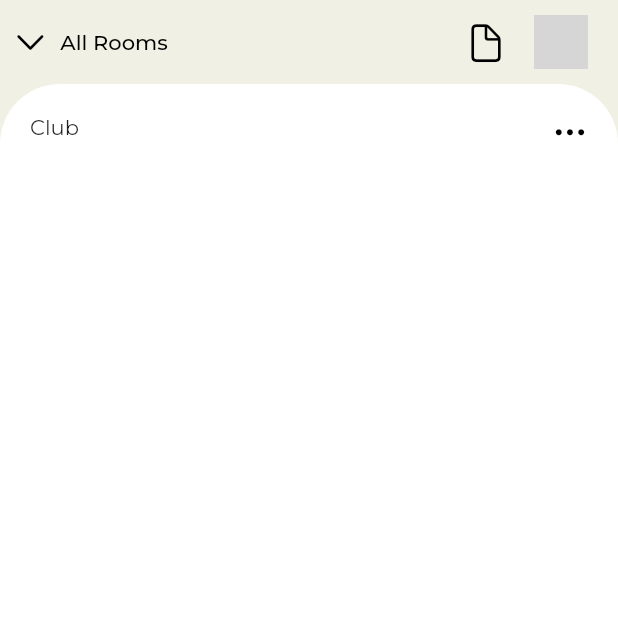
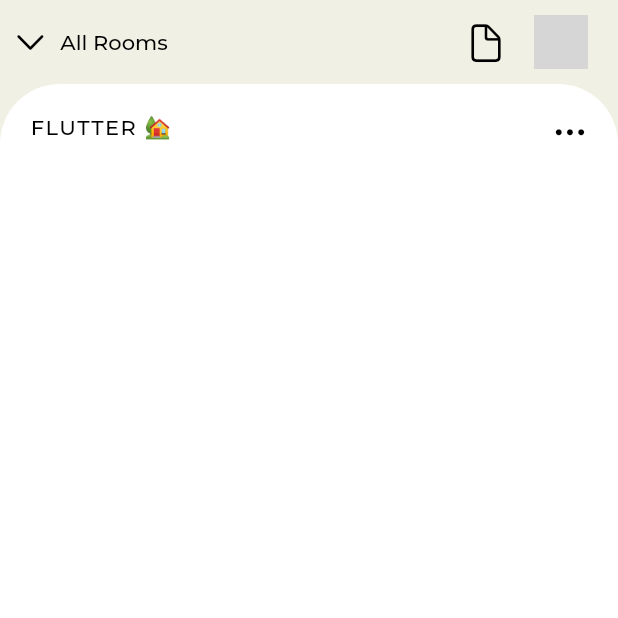
Before and after one commit to octoi/flutter_clubhouse_ui, a Flutter app: the RoomScreen screen opened directly with sample values from the repository, on a phone screen of 412 x 824 dp, the top half of it. Run offline on Flutter 3.47's test engine with Material 2 defaults, Android fonts, the phone set to English and light mode, and no system bars; our stand-ins replace google_fonts; network calls fail; grey boxes are pictures that could not be loaded.

Commit message:
displaying original club name

```diff
--- a/lib/screens/room_screen.dart
+++ b/lib/screens/room_screen.dart
@@ -49,7 +49,15 @@ class RoomScreen extends StatelessWidget {
                     mainAxisAlignment: MainAxisAlignment.spaceBetween,
                     crossAxisAlignment: CrossAxisAlignment.start,
                     children: [
-                      Text('Club'),
+                      Text(
+                        '${room.club} 🏡'.toUpperCase(),
+                        style: Theme.of(context).textTheme.overline!.copyWith(
+                              fontSize: 14.0,
+                              fontWeight: FontWeight.w500,
+                              letterSpacing: 1.0,
+                            ),
+                        overflow: TextOverflow.ellipsis,
+                      ),
                       const Icon(CupertinoIcons.ellipsis),
                     ],
                   ),
```
